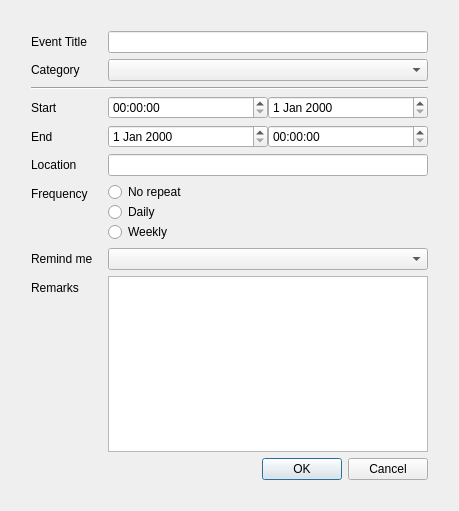
Before: the Qt Designer form forms/neweventdialog.ui in hizkiaadrian/scheduler, drawn with Qt 5.
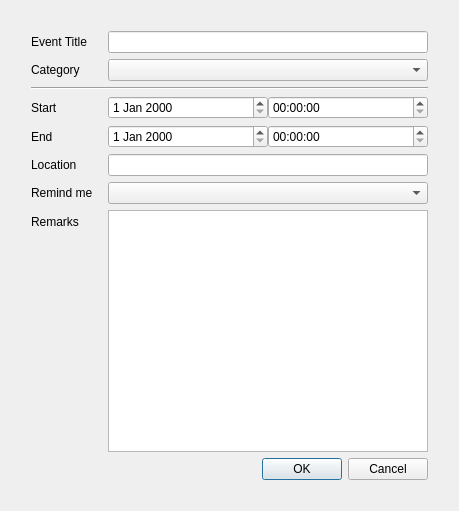
After: the same form once the commit is applied.

The edit to the form file:
```diff
--- a/forms/neweventdialog.ui
+++ b/forms/neweventdialog.ui
@@ -68,10 +68,10 @@
      <item row="3" column="1">
       <layout class="QHBoxLayout" name="horizontalLayout">
        <item>
-        <widget class="QTimeEdit" name="timeEdit"/>
+        <widget class="QDateEdit" name="startDateEdit"/>
        </item>
        <item>
-        <widget class="QDateEdit" name="dateEdit"/>
+        <widget class="QTimeEdit" name="startTimeEdit"/>
        </item>
       </layout>
      </item>
@@ -105,54 +105,22 @@
      <item row="6" column="0">
       <widget class="QLabel" name="label_6">
        <property name="text">
-        <string>Frequency</string>
+        <string>Remind me</string>
        </property>
       </widget>
      </item>
      <item row="6" column="1">
-      <layout class="QVBoxLayout" name="verticalLayout">
-       <item>
-        <widget class="QRadioButton" name="radioButton">
-         <property name="text">
-          <string>No repeat</string>
-         </property>
-        </widget>
-       </item>
-       <item>
-        <widget class="QRadioButton" name="radioButton_2">
-         <property name="text">
-          <string>Daily</string>
-         </property>
-        </widget>
-       </item>
-       <item>
-        <widget class="QRadioButton" name="radioButton_3">
-         <property name="text">
-          <string>Weekly</string>
-         </property>
-        </widget>
-       </item>
-      </layout>
+      <widget class="QComboBox" name="remindMeBox"/>
      </item>
      <item row="7" column="0">
-      <widget class="QLabel" name="label_7">
-       <property name="text">
-        <string>Remind me</string>
-       </property>
-      </widget>
-     </item>
-     <item row="7" column="1">
-      <widget class="QComboBox" name="comboBox_2"/>
-     </item>
-     <item row="8" column="0">
-      <widget class="QLabel" name="label_8">
+      <widget class="QLabel" name="remarksLabel">
        <property name="text">
         <string>Remarks</string>
        </property>
       </widget>
      </item>
-     <item row="8" column="1">
-      <widget class="QTextEdit" name="textEdit"/>
+     <item row="7" column="1">
+      <widget class="QTextEdit" name="remarksTextEdit"/>
      </item>
      <item row="9" column="0" colspan="2">
       <widget class="QDialogButtonBox" name="buttonBox">
```
Left out of the diff: 33 changed lines with no effect on the pictures.
